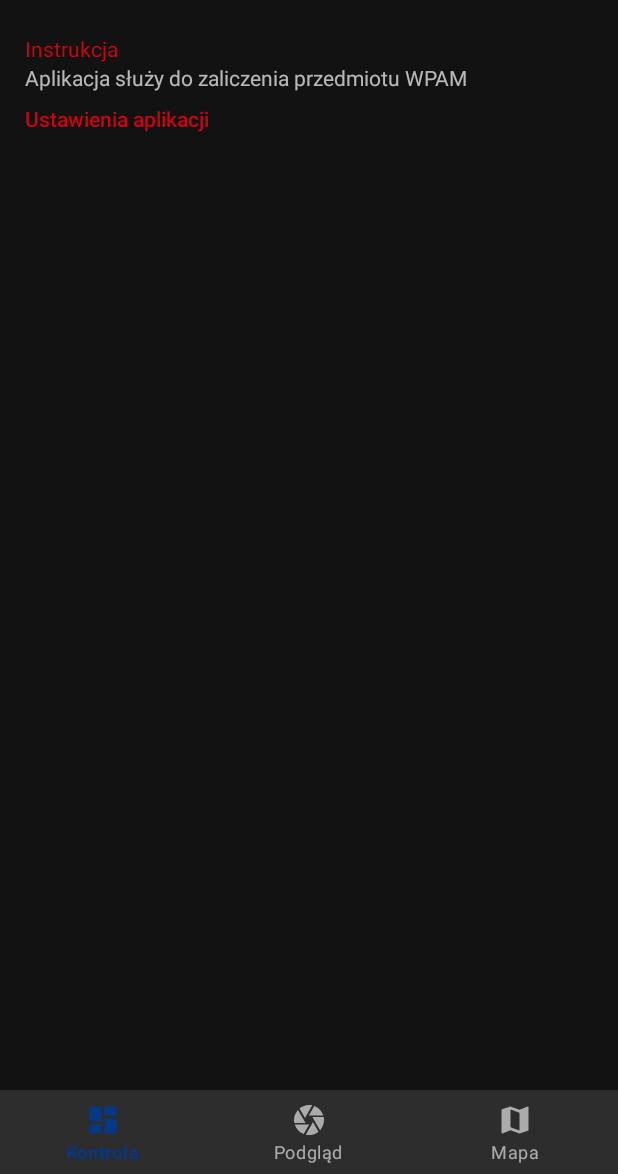
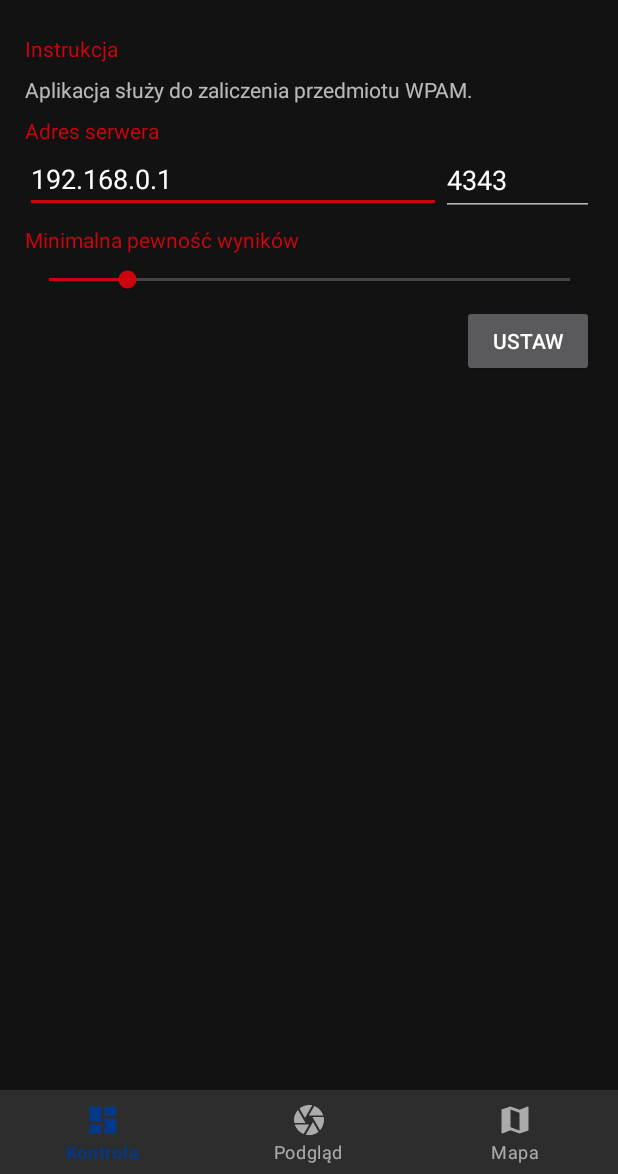
Before and after one commit to Antyradek/pinpolice, an Android app: the screen it shows after launch (MainActivity), on a phone screen of 412 x 824 dp, the part 62-1236 px from its top. Run offline under Robolectric (Android 15) with nearby library versions, the phone set to English and light mode, and no system bars.

Commit message:
Dodanie wysyłania lokalizacji na serwer, dodanie serwera, modyfikacja GUI

```diff
--- a/app/build.gradle
+++ b/app/build.gradle
@@ -17,6 +17,7 @@ android {
             proguardFiles getDefaultProguardFile('proguard-android-optimize.txt'), 'proguard-rules.pro'
         }
     }
+    useLibrary "org.apache.http.legacy"
 }
 
 dependencies {
--- a/app/src/main/AndroidManifest.xml
+++ b/app/src/main/AndroidManifest.xml
@@ -36,4 +36,5 @@
     <uses-permission android:name="android.permission.CAMERA" />
     <uses-permission android:name="android.permission.FOREGROUND_SERVICE" />
     <uses-permission android:name="android.permission.ACCESS_FINE_LOCATION" />
+    <uses-permission android:name="android.permission.INTERNET" />
 </manifest>
--- a/app/src/main/java/pl/antyradek/pinpolice/MainActivity.java
+++ b/app/src/main/java/pl/antyradek/pinpolice/MainActivity.java
@@ -16,9 +16,12 @@ import android.support.v7.app.AppCompatActivity;
 import android.view.Display;
 import android.view.MenuItem;
 import android.view.View;
+import android.widget.Button;
+import android.widget.EditText;
 import android.widget.ImageView;
 import android.widget.LinearLayout;
 import android.widget.ScrollView;
+import android.widget.SeekBar;
 import android.widget.TextView;
 import android.widget.Toast;
 
@@ -42,22 +45,20 @@ public class MainActivity extends AppCompatActivity {
             switch (item.getItemId()) {
                 case R.id.navigation_dashboard:
                     mainLinearLayout.addView(View.inflate(getApplicationContext(), R.layout.dashboard, null));
+                    Button button = (Button)findViewById(R.id.setButton);
+                    button.setOnClickListener(new View.OnClickListener()
+                    {
+                        public void onClick(View view)
+                        {
+                            setAddress(view);
+                        }
+                    });
                     return true;
                 case R.id.navigation_camera_view:
                     mainLinearLayout.addView(View.inflate(getApplicationContext(), R.layout.camera_view, null));
                     imageView = findViewById(R.id.imageView);
-                    imageView.setImageResource(R.drawable.ic_home_black_24dp);
-                    imageView.setY(100);
                     rozpoznanieTextView = findViewById(R.id.textView6);
-                    Display display = getWindowManager().getDefaultDisplay();
-                    Point size = new Point();
-                    display.getSize(size);
-                    int width = size.x;
-                    int height = size.y;
-                    float tY=height*0.45f;
-                    rozpoznanieTextView.setY(tY);
                     czasKlasyfikacjiTextView = findViewById(R.id.textView7);
-                    czasKlasyfikacjiTextView.setY(110);
                     return true;
                 case R.id.navigation_map:
                     mainLinearLayout.addView(View.inflate(getApplicationContext(), R.layout.map, null));
@@ -74,20 +75,19 @@ public class MainActivity extends AppCompatActivity {
         super.onCreate(savedInstanceState);
         setContentView(R.layout.activity_main);
 
-        //ustaw słuchanie przełączeń elementów menu
-        BottomNavigationView navigation = (BottomNavigationView) findViewById(R.id.navigation);
-        navigation.setOnNavigationItemSelectedListener(mOnNavigationItemSelectedListener);
-
         //znajdź elementy GUI
         mainView = (ScrollView) findViewById(R.id.main_view);
         mainLinearLayout = (LinearLayout) findViewById(R.id.main_linear_layout);
 
-        //ustaw temat (jakiś bug i nie robi tego automatycznie)
+        //ustaw skórkę (jakiś bug i nie robi tego automatycznie)
         getApplicationContext().setTheme(R.style.AppTheme);
-        //ustaw pierwszy widok na start
-        mainLinearLayout.addView(View.inflate(getApplicationContext(), R.layout.dashboard, null));
 
-        //poproś o pozwolenie na kamerę
+        //ustaw słuchanie przełączeń elementów menu
+        BottomNavigationView navigation = (BottomNavigationView) findViewById(R.id.navigation);
+        navigation.setOnNavigationItemSelectedListener(mOnNavigationItemSelectedListener);
+        navigation.setSelectedItemId(R.id.navigation_dashboard);
+
+        //poproś o pozwolenie na aparat i pozycję
         if(Build.VERSION.SDK_INT >= Build.VERSION_CODES.M)
         {
             if(checkSelfPermission(Manifest.permission.CAMERA) != PackageManager.PERMISSION_GRANTED || checkSelfPermission(Manifest.permission.ACCESS_FINE_LOCATION) != PackageManager.PERMISSION_GRANTED)
@@ -111,8 +111,19 @@ public class MainActivity extends AppCompatActivity {
     void startCameraService(){
         if(imageView==null)
             imageView = findViewById(R.id.imageView);
-        //wystartuj serwis kamery
+
+        //zatrzymaj poprzedni
+        //stopService(new Intent(this, CameraService.class));
+
+        //wystartuj serwis aparatu i pozycji
+        String address = ((EditText)findViewById(R.id.addressText)).getText().toString();
+        int port = Integer.parseInt(((EditText)findViewById(R.id.portText)).getText().toString());
+
+        float confidence = ((SeekBar)findViewById(R.id.confidenceBar)).getProgress() / 100.0f;
         Intent intent = new Intent(this, CameraService.class);
+        intent.putExtra("address", address);
+        intent.putExtra("port", port);
+        intent.putExtra("confidence", confidence);
         this.startService(intent);
     }
 
@@ -134,7 +145,7 @@ public class MainActivity extends AppCompatActivity {
         else
         {
             //powiedz, że to niefajne
-            Toast.makeText(this, R.string.camera_request_description, Toast.LENGTH_LONG);
+            Toast.makeText(this, R.string.camera_request_description, Toast.LENGTH_LONG).show();
         }
     }
 
@@ -143,4 +154,11 @@ public class MainActivity extends AppCompatActivity {
         super.onDestroy();
         this.stopService(new Intent(this, CameraService.class));
     }
+
+    /** Callback guzika do ustawiania adresu */
+    public void setAddress(View view)
+    {
+        //wysyła intent
+       startCameraService();
+    }
 }
--- a/app/src/main/res/layout/dashboard.xml
+++ b/app/src/main/res/layout/dashboard.xml
@@ -5,18 +5,6 @@
     android:id="@+id/dashboard_layout"
     android:layout_width="match_parent"
     android:layout_height="match_parent">
-
-    <TextView
-        android:id="@+id/titleTextView"
-        android:layout_width="wrap_content"
-        android:layout_height="wrap_content"
-        android:layout_marginStart="8dp"
-        android:layout_marginTop="8dp"
-        android:text="@string/dashboard_settings_title"
-        android:textAppearance="@style/TextAppearance.AppCompat.Body2"
-        android:textColor="@color/colorAccent"
-        app:layout_constraintStart_toStartOf="parent"
-        app:layout_constraintTop_toBottomOf="@+id/textView4" />
 
     <TextView
         android:id="@+id/textView3"
@@ -34,7 +22,82 @@
         android:layout_width="wrap_content"
         android:layout_height="wrap_content"
         android:layout_marginStart="8dp"
+        android:layout_marginTop="8dp"
         android:text="@string/dashboard_instruction"
         app:layout_constraintStart_toStartOf="parent"
         app:layout_constraintTop_toBottomOf="@+id/textView3" />
+
+    <EditText
+        android:id="@+id/addressText"
+        android:layout_width="0dp"
+        android:layout_height="wrap_content"
+        android:layout_marginStart="8dp"
+        android:ems="10"
+        android:hint="@string/dashboard_settings_field_address_hint"
+        android:inputType="textPersonName"
+        android:text="@string/dashboard_settings_field_address"
+        app:layout_constraintEnd_toStartOf="@+id/portText"
+        app:layout_constraintHorizontal_bias="1.0"
+        app:layout_constraintStart_toStartOf="parent"
+        app:layout_constraintTop_toBottomOf="@+id/textView" />
+
+    <EditText
+        android:id="@+id/portText"
+        android:layout_width="102dp"
+        android:layout_height="47dp"
+        android:layout_marginEnd="8dp"
+        android:ems="10"
+        android:hint="@string/dashboard_settings_field_port_hint"
+        android:inputType="number"
+        android:text="@string/dashboard_settings_field_port"
+        app:layout_constraintEnd_toEndOf="parent"
+        app:layout_constraintStart_toEndOf="@+id/addressText"
+        app:layout_constraintTop_toBottomOf="@+id/textView" />
+
+    <Button
+        android:id="@+id/setButton"
+        android:layout_width="wrap_content"
+        android:layout_height="wrap_content"
+        android:layout_marginTop="8dp"
+        android:layout_marginEnd="8dp"
+        android:text="@string/dashboard_settings_button_set"
+        app:layout_constraintEnd_toEndOf="parent"
+        app:layout_constraintTop_toBottomOf="@+id/confidenceBar" />
+
+    <SeekBar
+        android:id="@+id/confidenceBar"
+        android:layout_width="0dp"
+        android:layout_height="wrap_content"
+        android:layout_marginStart="8dp"
+        android:layout_marginTop="8dp"
+        android:layout_marginEnd="8dp"
+        android:indeterminate="false"
+        android:max="100"
+        android:progress="15"
+        app:layout_constraintEnd_toEndOf="parent"
+        app:layout_constraintStart_toStartOf="parent"
+        app:layout_constraintTop_toBottomOf="@+id/textView5" />
+
+    <TextView
+        android:id="@+id/textView"
+        android:layout_width="wrap_content"
+        android:layout_height="wrap_content"
+        android:layout_marginStart="8dp"
+        android:layout_marginTop="8dp"
+        android:text="@string/dashboard_settings_field_address_hint"
+        android:textColor="@color/colorAccent"
+        app:layout_constraintStart_toStartOf="parent"
+        app:layout_constraintTop_toBottomOf="@+id/textView4" />
+
+    <TextView
+        android:id="@+id/textView5"
+        android:layout_width="wrap_content"
+        android:layout_height="wrap_content"
+        android:layout_marginStart="8dp"
+        android:layout_marginTop="8dp"
+        android:text="@string/dashboard_confidence_title"
+        android:textColor="@color/colorAccent"
+        app:layout_constraintStart_toStartOf="parent"
+        app:layout_constraintTop_toBottomOf="@+id/addressText" />
+
 </android.support.constraint.ConstraintLayout>
--- a/app/src/main/res/values/strings.xml
+++ b/app/src/main/res/values/strings.xml
@@ -9,7 +9,16 @@
     <string name="title_map">Mapa</string>
 
     <string name="dashboard_instruction_title">Instrukcja</string>
-    <string name="dashboard_instruction">Aplikacja służy do zaliczenia przedmiotu WPAM</string>
+    <string name="dashboard_instruction">Aplikacja służy do zaliczenia przedmiotu WPAM.</string>
 
     <string name="dashboard_settings_title">Ustawienia aplikacji</string>
+    <string name="dashboard_address_title">Adres serwera</string>
+    <string name="dashboard_settings_field_address">192.168.0.1</string>
+    <string name="dashboard_settings_field_address_hint">Adres serwera</string>
+    <string name="dashboard_settings_field_port_hint">Port</string>
+    <string name="dashboard_settings_field_port">4343</string>
+    <string name="dashboard_settings_button_set">Ustaw</string>
+    <string name="dashboard_confidence_title">Minimalna pewność wyników</string>
+
+    <string name="google_maps_key">XXXX</string>
 </resources>
--- a/build.gradle
+++ b/build.gradle
@@ -7,7 +7,7 @@ buildscript {
 
     }
     dependencies {
-        classpath 'com.android.tools.build:gradle:3.3.2'
+        classpath 'com.android.tools.build:gradle:3.4.1'
 
         // NOTE: Do not place your application dependencies here; they belong
         // in the individual module build.gradle files
```
Also changed, not shown: app/src/main/java/pl/antyradek/pinpolice/CameraService.java (+77 -9 lines), app/src/main/res/layout/camera_view.xml (+24 -25 lines), app/src/main/res/layout/map.xml (+7 -10 lines), 4 other files.
